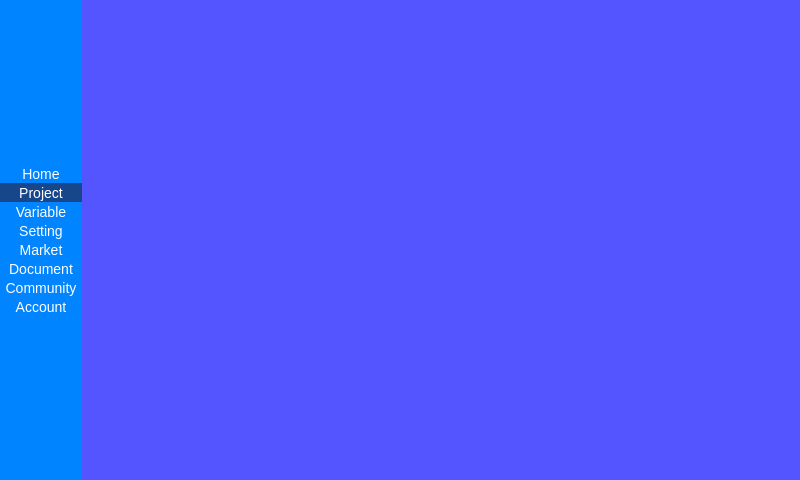
deltaxrobot/Delta-X-Software, file MainWindow.ui: the form before one commit.
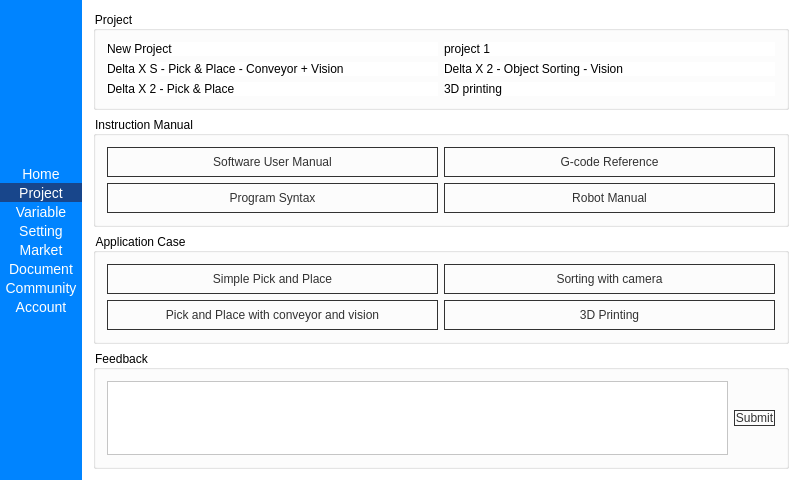
The form after the commit. The open tabs and pages were chosen to show the change. Icons and pictures are not drawn.

Commit message: Update Variable, New tab, new robot

Patch:
```diff
--- a/MainWindow.ui
+++ b/MainWindow.ui
@@ -576,8 +576,208 @@
           </widget>
           <widget class="QWidget" name="pHome">
            <property name="styleSheet">
-            <string notr="true">background-color: rgb(85, 85, 255);</string>
+            <string notr="true"/>
            </property>
+           <layout class="QVBoxLayout" name="verticalLayout_3">
+            <item>
+             <widget class="QGroupBox" name="groupBox_4">
+              <property name="styleSheet">
+               <string notr="true">QLabel:hover
+{
+	color: rgb(0, 102, 255);
+}</string>
+              </property>
+              <property name="title">
+               <string>Project</string>
+              </property>
+              <layout class="QGridLayout" name="gridLayout_3">
+               <item row="0" column="1">
+                <widget class="QLabel" name="label_2">
+                 <property name="text">
+                  <string>project 1</string>
+                 </property>
+                </widget>
+               </item>
+               <item row="1" column="0">
+                <widget class="QLabel" name="label_3">
+                 <property name="text">
+                  <string>Delta X S - Pick &amp; Place - Conveyor + Vision</string>
+                 </property>
+                </widget>
+               </item>
+               <item row="0" column="0">
+                <widget class="QLabel" name="label">
+                 <property name="text">
+                  <string>New Project</string>
+                 </property>
+                </widget>
+               </item>
+               <item row="2" column="0">
+                <widget class="QLabel" name="label_4">
+                 <property name="text">
+                  <string>Delta X 2 - Pick &amp; Place</string>
+                 </property>
+                </widget>
+               </item>
+               <item row="1" column="1">
+                <widget class="QLabel" name="label_5">
+                 <property name="text">
+                  <string>Delta X 2 - Object Sorting - Vision</string>
+                 </property>
+                </widget>
+               </item>
+               <item row="2" column="1">
+                <widget class="QLabel" name="label_6">
+                 <property name="text">
+                  <string>3D printing</string>
+                 </property>
+                </widget>
+               </item>
+              </layout>
+             </widget>
+            </item>
+            <item>
+             <widget class="QGroupBox" name="groupBox">
+              <property name="title">
+               <string>Instruction Manual</string>
+              </property>
+              <layout class="QGridLayout" name="gridLayout">
+               <item row="0" column="0">
+                <widget class="QPushButton" name="pushButton">
+                 <property name="minimumSize">
+                  <size>
+                   <width>0</width>
+                   <height>30</height>
+                  </size>
+                 </property>
+                 <property name="text">
+                  <string>Software User Manual</string>
+                 </property>
+                </widget>
+               </item>
+               <item row="0" column="1">
+                <widget class="QPushButton" name="pushButton_2">
+                 <property name="minimumSize">
+                  <size>
+                   <width>0</width>
+                   <height>30</height>
+                  </size>
+                 </property>
+                 <property name="text">
+                  <string>G-code Reference</string>
+                 </property>
+                </widget>
+               </item>
+               <item row="1" column="0">
+                <widget class="QPushButton" name="pushButton_3">
+                 <property name="minimumSize">
+                  <size>
+                   <width>0</width>
+                   <height>30</height>
+                  </size>
+                 </property>
+                 <property name="text">
+                  <string>Program Syntax</string>
+                 </property>
+                </widget>
+               </item>
+               <item row="1" column="1">
+                <widget class="QPushButton" name="pushButton_4">
+                 <property name="minimumSize">
+                  <size>
+                   <width>0</width>
+                   <height>30</height>
+                  </size>
+                 </property>
+                 <property name="text">
+                  <string>Robot Manual</string>
+                 </property>
+                </widget>
+               </item>
+              </layout>
+             </widget>
+            </item>
+            <item>
+             <widget class="QGroupBox" name="groupBox_2">
+              <property name="title">
+               <string>Application Case</string>
+              </property>
+              <layout class="QGridLayout" name="gridLayout_2">
+               <item row="0" column="0">
+                <widget class="QPushButton" name="pushButton_6">
+                 <property name="minimumSize">
+                  <size>
+                   <width>0</width>
+                   <height>30</height>
+                  </size>
+                 </property>
+                 <property name="text">
+                  <string>Simple Pick and Place</string>
+                 </property>
+                </widget>
+               </item>
+               <item row="1" column="0">
+                <widget class="QPushButton" name="pushButton_8">
+                 <property name="minimumSize">
+                  <size>
+                   <width>0</width>
+                   <height>30</height>
+                  </size>
+                 </property>
+                 <property name="text">
+                  <string>Pick and Place with conveyor and vision</string>
+                 </property>
+                </widget>
+               </item>
+               <item row="0" column="1">
+                <widget class="QPushButton" name="pushButton_7">
+                 <property name="minimumSize">
+                  <size>
+                   <width>0</width>
+                   <height>30</height>
+                  </size>
+                 </property>
+                 <property name="text">
+                  <string>Sorting with camera</string>
+                 </property>
+                </widget>
+               </item>
+               <item row="1" column="1">
+                <widget class="QPushButton" name="pushButton_9">
+                 <property name="minimumSize">
+                  <size>
+                   <width>0</width>
+                   <height>30</height>
+                  </size>
+                 </property>
+                 <property name="text">
+                  <string>3D Printing</string>
+                 </property>
+                </widget>
+               </item>
+              </layout>
+             </widget>
+            </item>
+            <item>
+             <widget class="QGroupBox" name="groupBox_3">
+              <property name="title">
+               <string>Feedback</string>
+              </property>
+              <layout class="QHBoxLayout" name="horizontalLayout_3">
+               <item>
+                <widget class="QPlainTextEdit" name="plainTextEdit"/>
+               </item>
+               <item>
+                <widget class="QPushButton" name="pushButton_5">
+                 <property name="text">
+                  <string>Submit</string>
+                 </property>
+                </widget>
+               </item>
+              </layout>
+             </widget>
+            </item>
+           </layout>
           </widget>
           <widget class="QWidget" name="pMarket">
            <property name="styleSheet">
```
Left out of the diff: 21 changed lines with no effect on the pictures. The commit also changes 23 other files.
